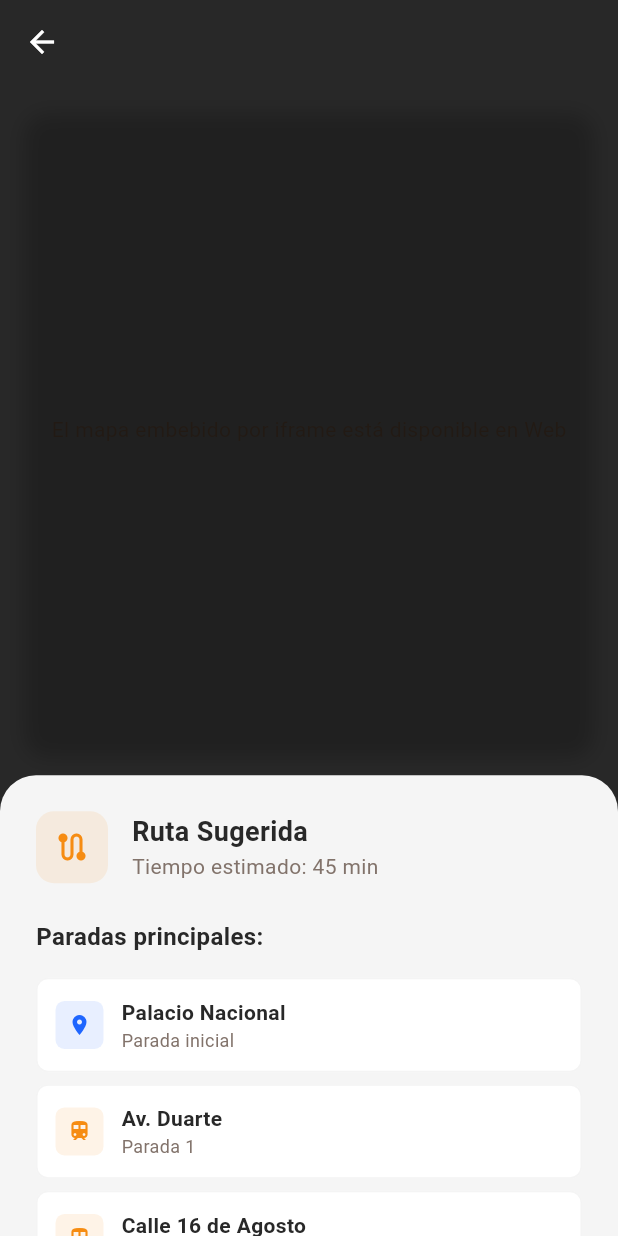
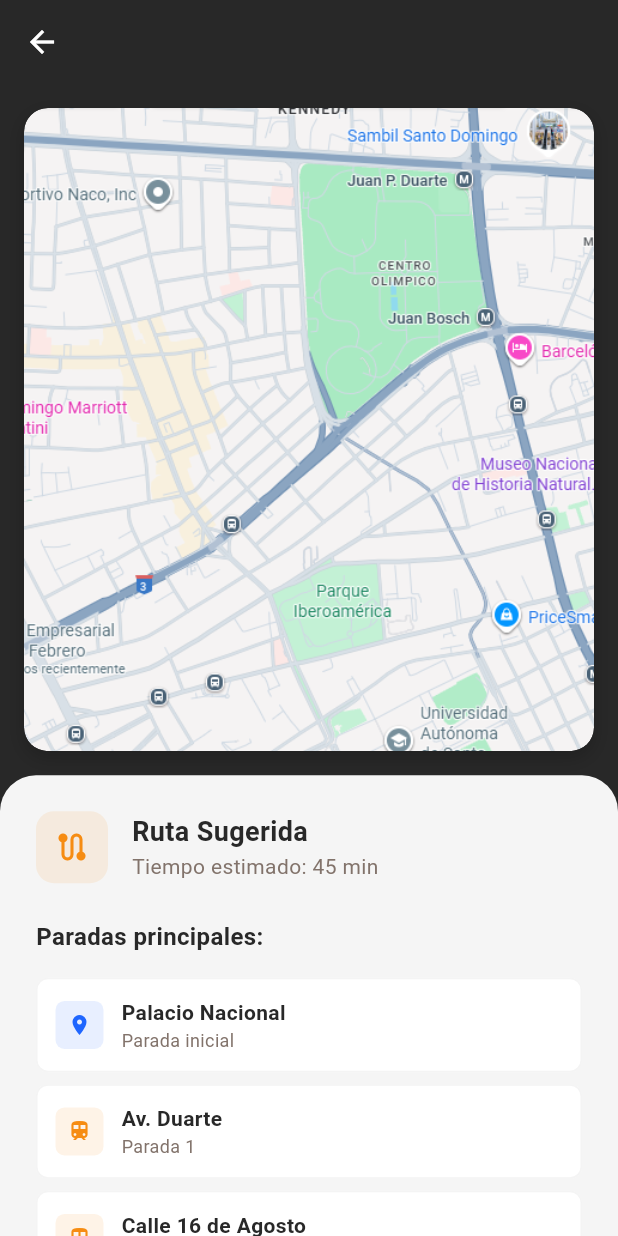
Before and after one commit to axelsot0/transporte_vial_rd, a Flutter app: the MapPage screen opened directly with empty values, on a phone screen of 412 x 824 dp. Run offline on Flutter 3.47's test engine with Material 3 defaults, Android fonts, the light colour scheme and no system bars; our stand-ins replace flutter_dotenv, google_maps_flutter, webview_flutter; missing offline and left inert: dart:html, dart:ui_web, flutter_polyline_points.

Commit message:
map dummy

```diff
--- a/lib/features/transport/presentation/pages/map_page.dart
+++ b/lib/features/transport/presentation/pages/map_page.dart
@@ -58,13 +58,13 @@ class _MapPageState extends State<MapPage> {
     ),
     child: ClipRRect(
       borderRadius: BorderRadius.circular(16),
-      child: kIsWeb
-          ? const ExternalMapView(
-              url: 'https://storage.googleapis.com/maps-solutions-nevyv1dmhm/commutes/5663/commutes.html',
-            )
-          : const Center(
-              child: Text('El mapa embebido por iframe está disponible en Web'),
-            ),
+      child: ClipRRect(
+  borderRadius: BorderRadius.circular(16),
+  child: const Image(
+    image: AssetImage('assets/images/fallback_map.png'),
+    fit: BoxFit.cover,
+  ),
+),
     ),
   ),
 ),
--- a/pubspec.yaml
+++ b/pubspec.yaml
@@ -33,3 +33,4 @@ flutter:
   assets:
     - assets/images/
     - assets/icons/
+    - assets/images/fallback_map.png
```
Also changed, not shown: assets/images/fallback_map.png (added).
